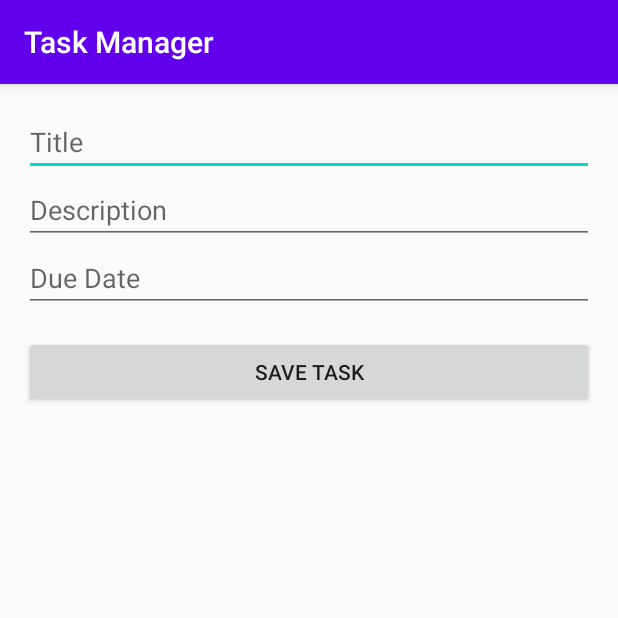
After one commit to Manjindersingh28/sit708-4.1, an Android app: the TaskEditorActivity screen opened directly, with no data from a screen before it, on a phone screen of 412 x 824 dp, the top half of it. The commit adds this screen. Run offline under Robolectric (Android 15) with nearby library versions, the phone set to English and light mode, and no system bars.

Commit message:
Task manager App task 4.1P

```diff
--- a/app/src/main/AndroidManifest.xml
+++ b/app/src/main/AndroidManifest.xml
@@ -8,10 +8,12 @@
         android:supportsRtl="true"
         android:theme="@style/AppTheme">
 
-        <activity android:name=".AddEditTaskActivity" />
+        <!-- Task Editor Screen -->
+        <activity android:name=".TaskEditorActivity" />
 
+        <!-- Launcher/Main Screen -->
         <activity
-            android:name=".MainActivity"
+            android:name=".MainScreenActivity"
             android:exported="true">
             <intent-filter>
                 <action android:name="android.intent.action.MAIN" />
--- a/app/src/main/java/com/example/taskmanager/Task.java
+++ b/app/src/main/java/com/example/taskmanager/Task.java
@@ -1,10 +1,9 @@
-
 package com.example.taskmanager;
 
 import androidx.room.Entity;
 import androidx.room.PrimaryKey;
 
-@Entity(tableName = "task_table")
+@Entity(tableName = "task_entries")
 public class Task {
     @PrimaryKey(autoGenerate = true)
     public int id;
--- /dev/null
+++ b/app/src/main/java/com/example/taskmanager/TaskEditorActivity.java
@@ -0,0 +1,79 @@
+package com.example.taskmanager;
+
+import android.os.Bundle;
+import android.widget.EditText;
+import android.widget.Toast;
+import androidx.appcompat.app.AppCompatActivity;
+import android.view.View;
+
+
+public class TaskEditorActivity extends AppCompatActivity {
+    private EditText titleBox, descBox, dateBox;
+    private int currentTaskId = -1;
+
+    @Override
+    protected void onCreate(Bundle savedState) {
+        super.onCreate(savedState);
+        setContentView(R.layout.screen_task_editor);
+
+        titleBox = findViewById(R.id.inputTitle);
+        descBox = findViewById(R.id.inputDescription);
+        dateBox = findViewById(R.id.inputDate);
+
+        if (getIntent().hasExtra("task_id")) {
+            currentTaskId = getIntent().getIntExtra("task_id", -1);
+            populateFields(currentTaskId);
+        }
+
+        findViewById(R.id.saveBtn).setOnClickListener(view -> handleSave());
+        findViewById(R.id.deleteBtn).setOnClickListener(view -> handleDelete());
+    }
+
+    private void populateFields(int taskId) {
+        Task task = TaskDatabase.getDbInstance(this).taskAccessObject().fetchById(taskId);
+        if (task != null) {
+            titleBox.setText(task.title);
+            descBox.setText(task.description);
+            dateBox.setText(task.dueDate);
+
+            // ✅ Show delete button if editing
+            View deleteBtn = findViewById(R.id.deleteBtn);
+            deleteBtn.setVisibility(View.VISIBLE);
+        }
+    }
+
+    private void handleSave() {
+        String title = titleBox.getText().toString().trim();
+        String description = descBox.getText().toString().trim();
+        String dueDate = dateBox.getText().toString().trim();
+
+        if (title.isEmpty()) {
+            titleBox.setError("Title can't be empty");
+            return;
+        }
+
+        TaskDatabase db = TaskDatabase.getDbInstance(this);
+        Task task = new Task(title, description, dueDate);
+
+        if (currentTaskId == -1) {
+            db.taskAccessObject().add(task);
+            Toast.makeText(this, "Task Created", Toast.LENGTH_SHORT).show();
+        } else {
+            task.id = currentTaskId;
+            db.taskAccessObject().modify(task);
+            Toast.makeText(this, "Task Updated", Toast.LENGTH_SHORT).show();
+        }
+
+        finish();
+    }
+
+    private void handleDelete() {
+        if (currentTaskId != -1) {
+            TaskDatabase db = TaskDatabase.getDbInstance(this);
+            Task task = db.taskAccessObject().fetchById(currentTaskId);
+            db.taskAccessObject().remove(task);
+            Toast.makeText(this, "Task Deleted", Toast.LENGTH_SHORT).show();
+        }
+        finish();
+    }
+}
--- /dev/null
+++ b/app/src/main/res/layout/screen_task_editor.xml
@@ -0,0 +1,47 @@
+<?xml version="1.0" encoding="utf-8"?>
+<ScrollView xmlns:android="http://schemas.android.com/apk/res/android"
+    android:layout_width="match_parent"
+    android:layout_height="match_parent"
+    android:padding="16dp">
+
+    <LinearLayout
+        android:orientation="vertical"
+        android:layout_width="match_parent"
+        android:layout_height="wrap_content">
+
+        <EditText
+            android:id="@+id/inputTitle"
+            android:layout_width="match_parent"
+            android:layout_height="wrap_content"
+            android:hint="Title" />
+
+        <EditText
+            android:id="@+id/inputDescription"
+            android:layout_width="match_parent"
+            android:layout_height="wrap_content"
+            android:hint="Description"
+            android:inputType="textMultiLine" />
+
+        <EditText
+            android:id="@+id/inputDate"
+            android:layout_width="match_parent"
+            android:layout_height="wrap_content"
+            android:hint="Due Date" />
+
+        <Button
+            android:id="@+id/saveBtn"
+            android:layout_width="match_parent"
+            android:layout_height="wrap_content"
+            android:text="Save Task"
+            android:layout_marginTop="16dp" />
+
+        <Button
+            android:id="@+id/deleteBtn"
+            android:layout_width="match_parent"
+            android:layout_height="wrap_content"
+            android:text="Delete Task"
+            android:visibility="gone"
+            android:layout_marginTop="8dp" />
+
+    </LinearLayout>
+</ScrollView>
```
Also changed, not shown: app/src/main/java/com/example/taskmanager/AddEditTaskActivity.java (deleted, +0 -91 lines), app/src/main/java/com/example/taskmanager/MainActivity.java (deleted, +0 -47 lines), app/src/main/java/com/example/taskmanager/MainScreenActivity.java (added, +45 -0 lines), app/src/main/java/com/example/taskmanager/TaskAdapter.java (deleted, +0 -64 lines), app/src/main/java/com/example/taskmanager/TaskDao.java (+8 -7 lines), app/src/main/java/com/example/taskmanager/TaskDatabase.java (+3 -4 lines), app/src/main/java/com/example/taskmanager/TaskRecyclerAdapter.java (added, +63 -0 lines), app/src/main/res/layout/activity_add_edit_task.xml (deleted, +0 -39 lines), app/src/main/res/layout/activity_main.xml (deleted, +0 -20 lines), app/src/main/res/layout/item_task.xml (+16 -7 lines), app/src/main/res/layout/screen_main.xml (added, +21 -0 lines), 206 other files.
